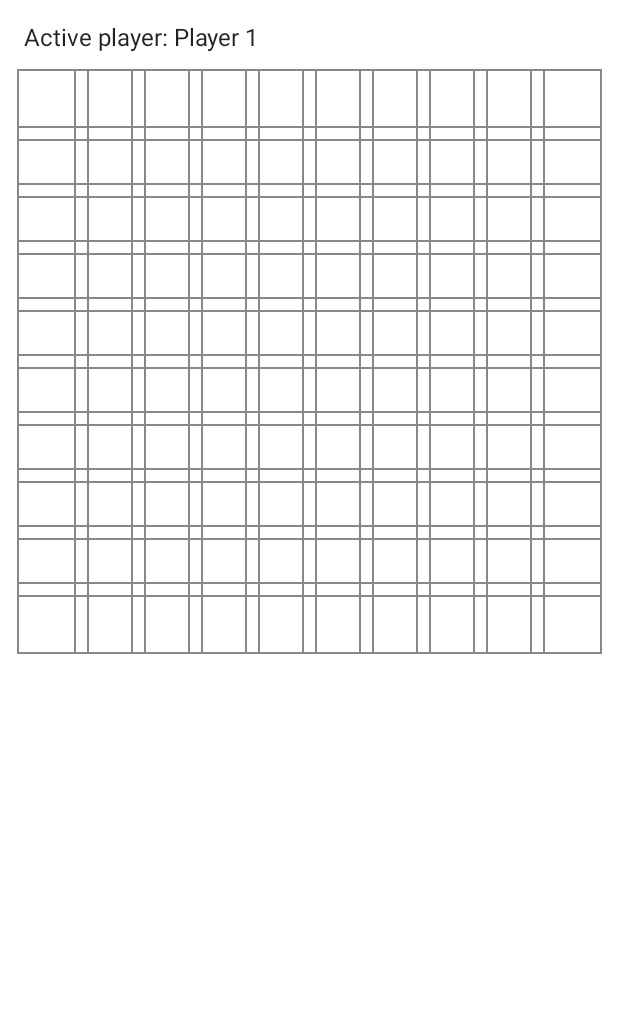
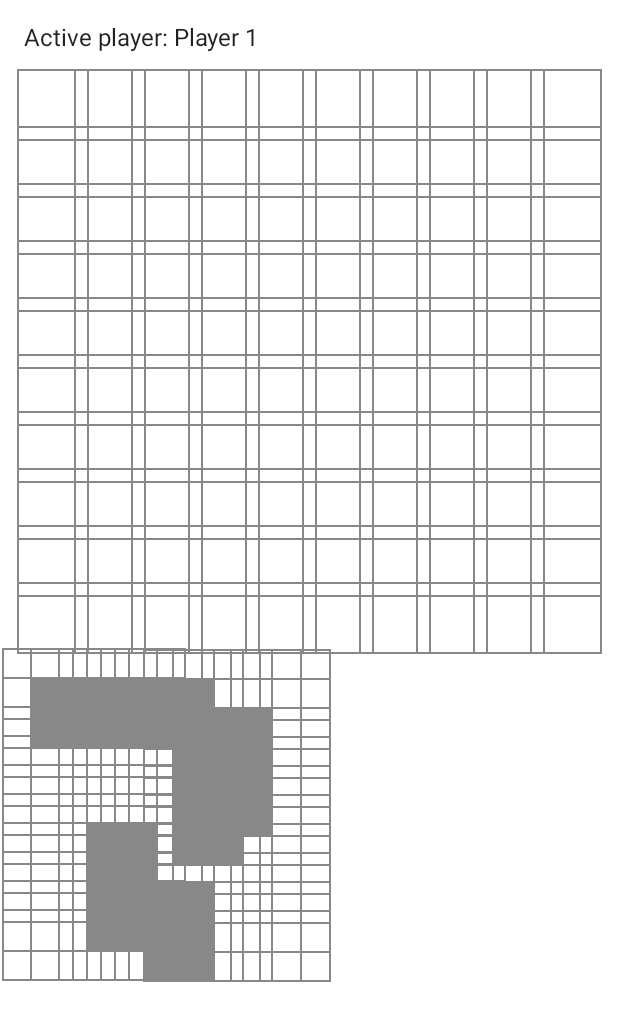
Before and after one commit to dleonett/Battleship, an Android app built with Jetpack Compose: the @Preview function GameScreenPreview, on a phone screen of 412 x 824 dp. Shown: the top 1021 px of the screen. Run offline under Robolectric (Android 15) with nearby library versions, the phone set to English and light mode, and no system bars.

Commit message:
Improve game logic.

```diff
--- a/app/src/main/java/com/leonett/battleship/logic/Game.kt
+++ b/app/src/main/java/com/leonett/battleship/logic/Game.kt
@@ -4,7 +4,8 @@ class Game {
 
     var boardPlayerOne: Board
     var boardPlayerTwo: Board
-    var activeBoard: Board
+    var playerBoard: Board
+    var opponentBoard: Board
     var playerOne: Player
     var playerTwo: Player
     var activePlayer: Player
@@ -32,31 +33,35 @@ class Game {
         )
         boardPlayerOne = Board(BOARD_SIZE, shipsPlayerOne, playerOne)
         boardPlayerTwo = Board(BOARD_SIZE, shipsPlayerTwo, playerTwo)
-        activeBoard = boardPlayerTwo
+        playerBoard = boardPlayerOne
+        opponentBoard = boardPlayerTwo
 
+        initBoards()
+    }
+
+    private fun initBoards() {
         boardPlayerOne.shuffle()
         boardPlayerTwo.shuffle()
     }
 
     fun fire(x: Int, y: Int): Boolean {
-        return activeBoard.fire(x, y)
+        return opponentBoard.fire(x, y)
     }
 
     fun switch() {
-        switchActivePlayer()
-        switchActiveBoard()
-    }
-
-    private fun switchActivePlayer() {
-        activePlayer = if (activePlayer.name == playerOne.name) playerTwo else playerOne
-    }
-
-    private fun switchActiveBoard() {
-        activeBoard = if (activeBoard == boardPlayerOne) boardPlayerTwo else boardPlayerOne
+        if (activePlayer.name == playerOne.name) {
+            activePlayer = playerTwo
+            playerBoard = boardPlayerTwo
+            opponentBoard = boardPlayerOne
+        } else {
+            activePlayer = playerOne
+            playerBoard = boardPlayerOne
+            opponentBoard = boardPlayerTwo
+        }
     }
 
     fun clear() {
-        activeBoard.clear()
+        playerBoard.clear()
     }
 
     companion object {
--- a/app/src/main/java/com/leonett/battleship/ui/compose/game/GameScreen.kt
+++ b/app/src/main/java/com/leonett/battleship/ui/compose/game/GameScreen.kt
@@ -1,5 +1,6 @@
 package com.leonett.battleship.ui.compose.game
 
+import androidx.compose.foundation.background
 import androidx.compose.foundation.border
 import androidx.compose.foundation.layout.*
 import androidx.compose.material.Button
@@ -7,7 +8,7 @@ import androidx.compose.material.Icon
 import androidx.compose.material.IconButton
 import androidx.compose.material.Text
 import androidx.compose.material.icons.Icons
-import androidx.compose.material.icons.filled.Circle
+import androidx.compose.material.icons.filled.*
 import androidx.compose.material.icons.outlined.Circle
 import androidx.compose.runtime.*
 import androidx.compose.ui.Modifier
@@ -44,20 +45,39 @@ fun GameScreen(
             }
         }
         is GameScreenState.Default -> {
+            val game = screenState.game
             Column(
                 modifier = Modifier
                     .fillMaxWidth()
                     .padding(16.dp)
             ) {
-                Text(text = "Active player: ${screenState.game.activePlayer.name}")
+                Text(text = "Active player: ${game.activePlayer.name}")
                 Spacer(modifier = Modifier.height(16.dp))
+                OpponentBoard(game, onTileClick)
+                Spacer(modifier = Modifier.height(16.dp))
+                Row(
+                    modifier = Modifier
+                        .fillMaxWidth()
+                ) {
+                    Box(modifier = Modifier.weight(1f)) {
+                        PlayerBoard(game)
+                    }
+                    Box(modifier = Modifier.weight(1f))
+                }
+            }
+        }
+    }
+}
+
+@Composable
+fun OpponentBoard(game: Game, onTileClick: ((x: Int, y: Int) -> Unit)? = null) {
     Column(
         modifier = Modifier.fillMaxWidth()
     ) {
-                    for (y in (0 until screenState.game.activeBoard.size)) {
+        for (y in (0 until game.opponentBoard.size)) {
             Row(modifier = Modifier.fillMaxWidth()) {
-                            for (x in (0 until screenState.game.activeBoard.size)) {
-                                val tile = screenState.game.activeBoard.tiles[x][y]
+                for (x in (0 until game.opponentBoard.size)) {
+                    val tile = game.opponentBoard.tiles[x][y]
                     val isDiscovered = mutableStateOf(tile.discovered)
                     val ship = mutableStateOf(tile.ship)
 
@@ -73,10 +93,10 @@ fun GameScreen(
                         }
                     ) {
                         if (isDiscovered.value) {
-                                        val icon = if (ship.value is Ship.None)
-                                            Icons.Outlined.Circle
-                                        else
-                                            Icons.Filled.Circle
+                            val icon = when (ship.value) {
+                                is Ship.None -> Icons.Outlined.Circle
+                                else -> Icons.Filled.Circle
+                            }
 
                             Icon(
                                 imageVector = icon,
@@ -84,22 +104,45 @@ fun GameScreen(
                                 contentDescription = null
                             )
                         }
-                                    /*val icon = when (ship.value) {
-                                        Ship.None -> Icons.Outlined.Circle
-                                        Ship.ShipA -> Icons.Filled.AcUnit
-                                        Ship.ShipB -> Icons.Filled.BabyChangingStation
-                                        Ship.ShipC -> Icons.Filled.Cable
-                                        Ship.ShipD -> Icons.Filled.Dangerous
-                                        Ship.ShipE -> Icons.Filled.Eco
+                    }
+                }
+            }
+        }
+    }
+}
+
+@Composable
+fun PlayerBoard(game: Game) {
+    Column(
+        modifier = Modifier.fillMaxWidth()
+    ) {
+        for (y in (0 until game.playerBoard.size)) {
+            Row(modifier = Modifier.fillMaxWidth()) {
+                for (x in (0 until game.playerBoard.size)) {
+                    val tile = game.playerBoard.tiles[x][y]
+                    val isDiscovered = mutableStateOf(tile.discovered)
+                    val ship = mutableStateOf(tile.ship)
+
+                    IconButton(
+                        modifier = Modifier
+                            .weight(1f)
+                            .aspectRatio(1f)
+                            .background(if (ship.value !is Ship.None) Color.Gray else Color.Transparent)
+                            .border(1.dp, Color.Gray),
+                        enabled = false,
+                        onClick = { }
+                    ) {
+                        if (isDiscovered.value) {
+                            val icon = when (ship.value) {
+                                is Ship.None -> Icons.Outlined.Circle
+                                else -> Icons.Filled.Circle
                             }
 
                             Icon(
                                 imageVector = icon,
                                 tint = Color.Red,
                                 contentDescription = null
-                                    )*/
-                                }
-                            }
+                            )
                         }
                     }
                 }
--- a/app/src/main/res/values-night/themes.xml
+++ b/app/src/main/res/values-night/themes.xml
@@ -1,6 +1,6 @@
 <resources xmlns:tools="http://schemas.android.com/tools">
     <!-- Base application theme. -->
-    <style name="Theme.Battleship" parent="Theme.MaterialComponents.DayNight.DarkActionBar">
+    <style name="Theme.Battleship" parent="Theme.MaterialComponents.DayNight.NoActionBar">
         <!-- Primary brand color. -->
         <item name="colorPrimary">@color/purple_200</item>
         <item name="colorPrimaryVariant">@color/purple_700</item>
--- a/app/src/main/res/values/themes.xml
+++ b/app/src/main/res/values/themes.xml
@@ -1,6 +1,6 @@
 <resources xmlns:tools="http://schemas.android.com/tools">
     <!-- Base application theme. -->
-    <style name="Theme.Battleship" parent="Theme.MaterialComponents.DayNight.DarkActionBar">
+    <style name="Theme.Battleship" parent="Theme.MaterialComponents.DayNight.NoActionBar">
         <!-- Primary brand color. -->
         <item name="colorPrimary">@color/purple_500</item>
         <item name="colorPrimaryVariant">@color/purple_700</item>
```
Lines whose indentation alone changed are shown as unchanged.
